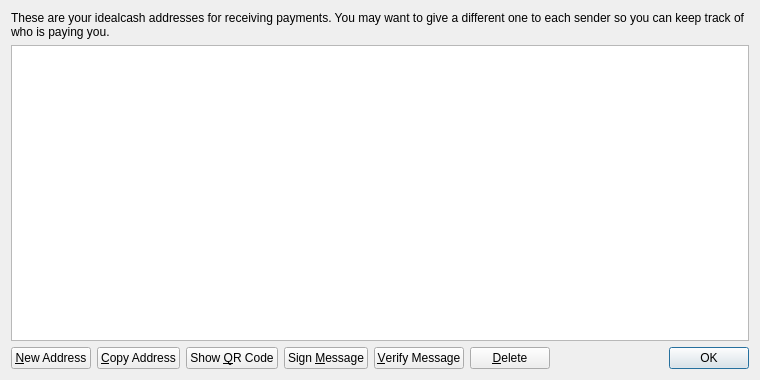
First picture: the form in src/qt/forms/addressbookpage.ui, repository flokisatoshi/IdealCash-DEAL, before the edit.
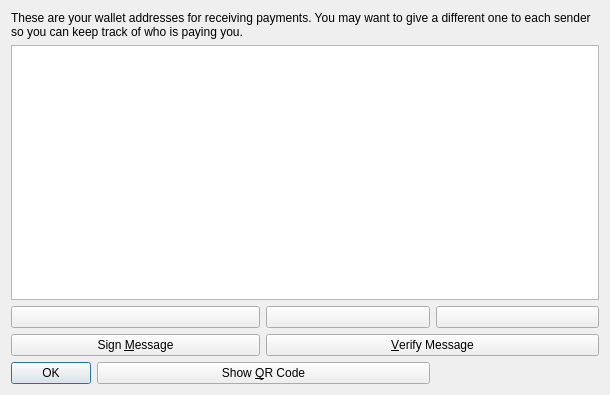
Second picture: the form after the edit. Icons and pictures are not drawn.

Diff of the .ui file:
```diff
--- a/src/qt/forms/addressbookpage.ui
+++ b/src/qt/forms/addressbookpage.ui
@@ -6,18 +6,18 @@
    <rect>
     <x>0</x>
     <y>0</y>
-    <width>760</width>
-    <height>380</height>
+    <width>610</width>
+    <height>395</height>
    </rect>
   </property>
   <property name="windowTitle">
    <string>Address Book</string>
   </property>
-  <layout class="QVBoxLayout" name="verticalLayout">
-   <item>
+  <layout class="QGridLayout" name="gridLayout">
+   <item row="0" column="0" colspan="4">
     <widget class="QLabel" name="labelExplanation">
      <property name="text">
-      <string>These are your idealcash addresses for receiving payments. You may want to give a different one to each sender so you can keep track of who is paying you.</string>
+      <string>These are your wallet addresses for receiving payments. You may want to give a different one to each sender so you can keep track of who is paying you.</string>
      </property>
      <property name="textFormat">
       <enum>Qt::PlainText</enum>
@@ -27,14 +27,28 @@
      </property>
     </widget>
    </item>
-   <item>
+   <item row="1" column="0" colspan="4">
     <widget class="QTableView" name="tableView">
+     <property name="font">
+      <font>
+       <pointsize>9</pointsize>
+      </font>
+     </property>
      <property name="contextMenuPolicy">
       <enum>Qt::CustomContextMenu</enum>
      </property>
      <property name="toolTip">
       <string>Double-click to edit address or label</string>
      </property>
+     <property name="verticalScrollBarPolicy">
+      <enum>Qt::ScrollBarAsNeeded</enum>
+     </property>
+     <property name="horizontalScrollBarPolicy">
+      <enum>Qt::ScrollBarAsNeeded</enum>
+     </property>
+     <property name="sizeAdjustPolicy">
+      <enum>QAbstractScrollArea::AdjustIgnored</enum>
+     </property>
      <property name="tabKeyNavigation">
       <bool>false</bool>
      </property>
@@ -55,15 +69,13 @@
      </attribute>
     </widget>
    </item>
-   <item>
-    <layout class="QHBoxLayout" name="horizontalLayout">
-     <item>
+   <item row="2" column="0" colspan="2">
       <widget class="QPushButton" name="newAddressButton">
        <property name="toolTip">
         <string>Create a new address</string>
        </property>
        <property name="text">
-        <string>&amp;New Address</string>
+      <string/>
        </property>
        <property name="icon">
         <iconset resource="../bitcoin.qrc">
@@ -71,13 +83,13 @@
        </property>
       </widget>
      </item>
-     <item>
+   <item row="2" column="2">
       <widget class="QPushButton" name="copyToClipboard">
        <property name="toolTip">
         <string>Copy the currently selected address to the system clipboard</string>
        </property>
        <property name="text">
-        <string>&amp;Copy Address</string>
+      <string/>
        </property>
        <property name="icon">
         <iconset resource="../bitcoin.qrc">
@@ -85,10 +97,13 @@
        </property>
       </widget>
      </item>
-     <item>
-      <widget class="QPushButton" name="showQRCode">
+   <item row="2" column="3">
+    <widget class="QPushButton" name="deleteButton">
+     <property name="toolTip">
+      <string>Delete the currently selected address from the list</string>
+     </property>
        <property name="text">
-        <string>Show &amp;QR Code</string>
+      <string/>
        </property>
        <property name="icon">
         <iconset resource="../bitcoin.qrc">
@@ -96,7 +111,7 @@
        </property>
       </widget>
      </item>
-     <item>
+   <item row="3" column="0" colspan="2">
       <widget class="QPushButton" name="signMessage">
        <property name="toolTip">
         <string>Sign a message to prove you own a idealcash address</string>
@@ -110,7 +125,7 @@
        </property>
       </widget>
      </item>
-     <item>
+   <item row="3" column="2" colspan="2">
       <widget class="QPushButton" name="verifyMessage">
        <property name="toolTip">
         <string>Verify a message to ensure it was signed with a specified idealcash address</string>
@@ -124,34 +139,7 @@
        </property>
       </widget>
      </item>
-     <item>
-      <widget class="QPushButton" name="deleteButton">
-       <property name="toolTip">
-        <string>Delete the currently selected address from the list</string>
-       </property>
-       <property name="text">
-        <string>&amp;Delete</string>
-       </property>
-       <property name="icon">
-        <iconset resource="../bitcoin.qrc">
-         <normaloff>:/icons/remove</normaloff>:/icons/remove</iconset>
-       </property>
-      </widget>
-     </item>
-     <item>
-      <spacer name="horizontalSpacer">
-       <property name="orientation">
-        <enum>Qt::Horizontal</enum>
-       </property>
-       <property name="sizeHint" stdset="0">
-        <size>
-         <width>40</width>
-         <height>20</height>
-        </size>
-       </property>
-      </spacer>
-     </item>
-     <item>
+   <item row="4" column="0">
       <widget class="QDialogButtonBox" name="buttonBox">
        <property name="sizePolicy">
         <sizepolicy hsizetype="Maximum" vsizetype="Fixed">
@@ -164,7 +152,19 @@
        </property>
       </widget>
      </item>
-    </layout>
+   <item row="4" column="1" colspan="2">
+    <widget class="QPushButton" name="showQRCode">
+     <property name="text">
+      <string>Show &amp;QR Code</string>
+     </property>
+     <property name="icon">
+      <iconset resource="../bitcoin.qrc">
+       <normaloff>:/icons/qrcode</normaloff>:/icons/qrcode</iconset>
+     </property>
+    </widget>
+   </item>
+   <item row="5" column="0" colspan="4">
+    <layout class="QHBoxLayout" name="horizontalLayout"/>
    </item>
   </layout>
  </widget>
```
Left out of the diff: 2 changed lines with no effect on the pictures. Lines whose indentation alone changed are shown as unchanged.
